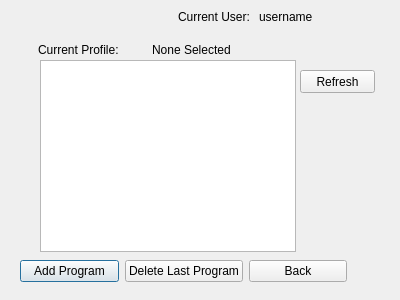
Dragomegak/DESM-Personal, file Project/DESM/editProfile.ui: the form before one commit.
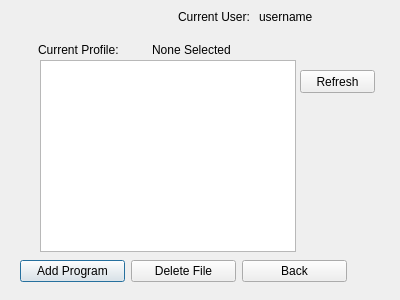
The form after the commit.

```diff
--- a/Project/DESM/editProfile.ui
+++ b/Project/DESM/editProfile.ui
@@ -85,7 +85,7 @@
     <item>
      <widget class="QPushButton" name="deleteProgram">
       <property name="text">
-       <string>Delete Last Program</string>
+       <string>Delete File</string>
       </property>
      </widget>
     </item>
```
Left out of the diff: 2 changed lines with no effect on the pictures.
